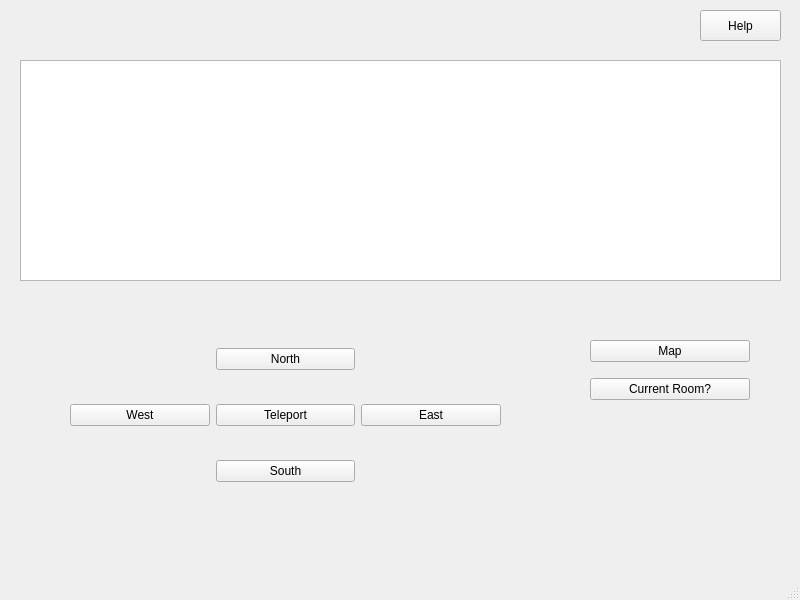
This is mainwindow.ui in elliotbuckley/Zork as Qt 5 draws it before an edit. The edited form follows.
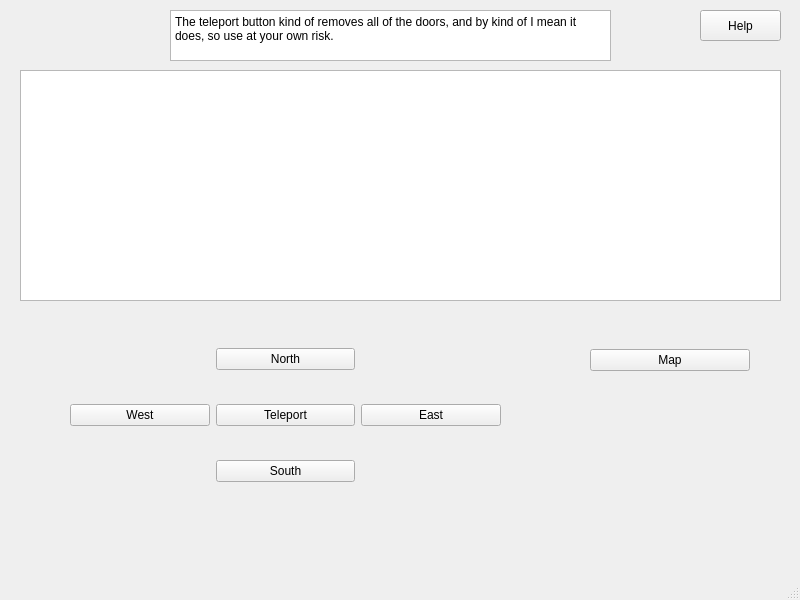
This is the edited form.

What changed in the file:
```diff
--- a/mainwindow.ui
+++ b/mainwindow.ui
@@ -18,9 +18,9 @@
     <property name="geometry">
      <rect>
       <x>20</x>
-      <y>60</y>
+      <y>70</y>
       <width>761</width>
-      <height>221</height>
+      <height>231</height>
      </rect>
     </property>
    </widget>
@@ -75,7 +75,7 @@
     <property name="geometry">
      <rect>
       <x>590</x>
-      <y>330</y>
+      <y>320</y>
       <width>160</width>
       <height>80</height>
      </rect>
@@ -88,13 +88,6 @@
        </property>
       </widget>
      </item>
-     <item>
-      <widget class="QPushButton" name="currentRoom">
-       <property name="text">
-        <string>Current Room?</string>
-       </property>
-      </widget>
-     </item>
     </layout>
    </widget>
    <widget class="QPushButton" name="helpButton">
@@ -110,6 +103,19 @@
      <string>Help</string>
     </property>
    </widget>
+   <widget class="QPlainTextEdit" name="plainTextEdit">
+    <property name="geometry">
+     <rect>
+      <x>170</x>
+      <y>10</y>
+      <width>441</width>
+      <height>51</height>
+     </rect>
+    </property>
+    <property name="plainText">
+     <string>The teleport button kind of removes all of the doors, and by kind of I mean it does, so use at your own risk.</string>
+    </property>
+   </widget>
   </widget>
   <widget class="QMenuBar" name="menubar">
    <property name="geometry">
```
Left out of the diff: 3 changed lines with no effect on the pictures.
